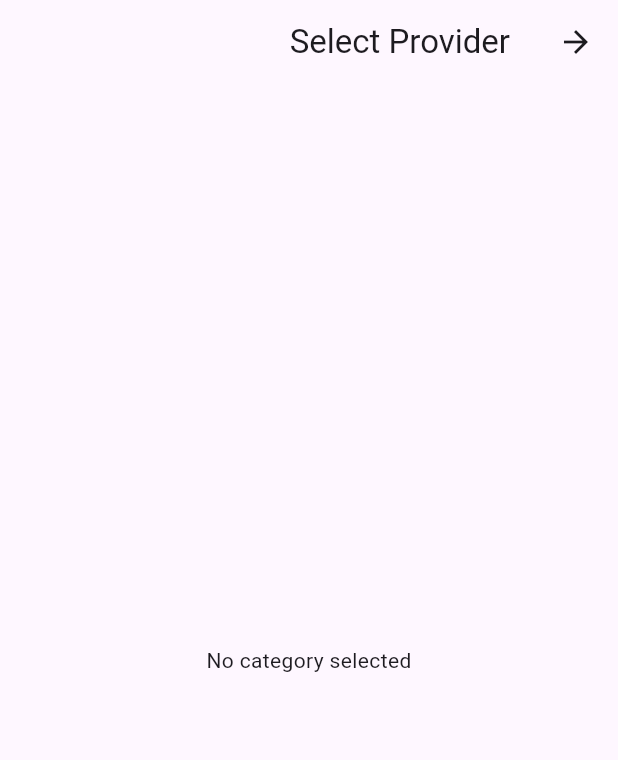
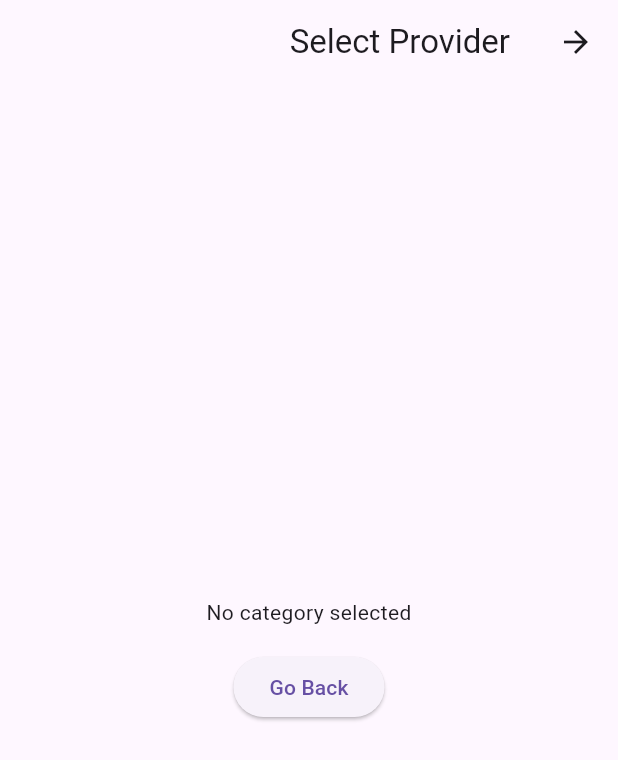
Before and after one commit to Abdullah-Arab/flutter-sms, a Flutter app: the ProviderListScreen screen opened by its route, on a phone screen of 412 x 824 dp. Shown: the top 760 px of the screen. Run offline on Flutter 3.47's test engine with Material 3 defaults, Android fonts, the phone set to English and light mode, and no system bars; our stand-ins replace auto_route, flutter_bloc, get_it, hive_flutter; accounts and stored records are empty.

Commit message:
feat: Integrate SmsCommandsCubit with BlocProvider and update dependency injection

```diff
--- a/lib/core/di/injection.dart
+++ b/lib/core/di/injection.dart
@@ -11,7 +11,7 @@ Future<void> setupInjection() async {
   getIt.registerLazySingleton<ConfigService>(() => ConfigService());
 
   // Cubits
-  getIt.registerFactory<SmsCommandsCubit>(
+  getIt.registerLazySingleton<SmsCommandsCubit>(
     () => SmsCommandsCubit(getIt<ConfigService>()),
   );
 }
--- a/lib/features/sms_commands/presentation/screens/action_list_screen.dart
+++ b/lib/features/sms_commands/presentation/screens/action_list_screen.dart
@@ -1,7 +1,6 @@
 import 'package:flutter/material.dart';
 import 'package:flutter_bloc/flutter_bloc.dart';
 import 'package:auto_route/auto_route.dart';
-import '../../../../core/di/injection.dart';
 import '../../../../core/routing/app_router.dart';
 import '../../logic/sms_commands_cubit.dart';
 import '../../logic/sms_commands_state.dart';
@@ -13,7 +12,7 @@ class ActionListScreen extends StatelessWidget {
 
   @override
   Widget build(BuildContext context) {
-    final cubit = getIt<SmsCommandsCubit>();
+    final cubit = context.read<SmsCommandsCubit>();
 
     return Scaffold(
       appBar: AppBar(title: const Text('Select Action')),
--- a/lib/features/sms_commands/presentation/screens/form_screen.dart
+++ b/lib/features/sms_commands/presentation/screens/form_screen.dart
@@ -1,7 +1,6 @@
 import 'package:flutter/material.dart';
 import 'package:flutter_bloc/flutter_bloc.dart';
 import 'package:auto_route/auto_route.dart';
-import '../../../../core/di/injection.dart';
 import '../../logic/sms_commands_cubit.dart';
 import '../../logic/sms_commands_state.dart';
 import '../widgets/dynamic_form.dart';
@@ -12,7 +11,7 @@ class FormScreen extends StatelessWidget {
 
   @override
   Widget build(BuildContext context) {
-    final cubit = getIt<SmsCommandsCubit>();
+    final cubit = context.read<SmsCommandsCubit>();
 
     return BlocBuilder<SmsCommandsCubit, SmsCommandsState>(
       bloc: cubit,
--- a/lib/features/sms_commands/presentation/screens/provider_list_screen.dart
+++ b/lib/features/sms_commands/presentation/screens/provider_list_screen.dart
@@ -1,7 +1,6 @@
 import 'package:flutter/material.dart';
 import 'package:flutter_bloc/flutter_bloc.dart';
 import 'package:auto_route/auto_route.dart';
-import '../../../../core/di/injection.dart';
 import '../../../../core/routing/app_router.dart';
 import '../../logic/sms_commands_cubit.dart';
 import '../../logic/sms_commands_state.dart';
@@ -13,14 +12,47 @@ class ProviderListScreen extends StatelessWidget {
 
   @override
   Widget build(BuildContext context) {
-    final cubit = getIt<SmsCommandsCubit>();
+    final cubit = context.read<SmsCommandsCubit>();
 
     return Scaffold(
       appBar: AppBar(title: const Text('Select Provider')),
       body: BlocBuilder<SmsCommandsCubit, SmsCommandsState>(
         bloc: cubit,
         builder: (context, state) {
-          if (state is SmsCommandsLoaded && state.selectedCategory != null) {
+          print(
+            'ProviderListScreen - Current state: ${state.runtimeType}',
+          ); // Debug print
+
+          if (state is SmsCommandsInitial) {
+            return const Center(
+              child: Text('Initial state - loading categories...'),
+            );
+          }
+
+          if (state is SmsCommandsLoading) {
+            return const Center(child: CircularProgressIndicator());
+          }
+
+          if (state is SmsCommandsLoaded) {
+            print(
+              'ProviderListScreen - Selected category: ${state.selectedCategory?.nameEn}',
+            ); // Debug print
+            if (state.selectedCategory == null) {
+              return Center(
+                child: Column(
+                  mainAxisAlignment: MainAxisAlignment.center,
+                  children: [
+                    const Text('No category selected'),
+                    const SizedBox(height: 16),
+                    ElevatedButton(
+                      onPressed: () => context.router.pop(),
+                      child: const Text('Go Back'),
+                    ),
+                  ],
+                ),
+              );
+            }
+
             return ListView.builder(
               itemCount: state.selectedCategory!.providers.length,
               itemBuilder: (context, index) {
@@ -36,7 +68,23 @@ class ProviderListScreen extends StatelessWidget {
             );
           }
 
-          return const Center(child: Text('No category selected'));
+          if (state is SmsCommandsError) {
+            return Center(
+              child: Column(
+                mainAxisAlignment: MainAxisAlignment.center,
+                children: [
+                  const Text('Error'),
+                  Text(state.message),
+                  ElevatedButton(
+                    onPressed: () => cubit.loadCategories(),
+                    child: const Text('Retry'),
+                  ),
+                ],
+              ),
+            );
+          }
+
+          return const Center(child: Text('Unknown state'));
         },
       ),
     );
--- a/lib/features/sms_commands/presentation/widgets/dynamic_form.dart
+++ b/lib/features/sms_commands/presentation/widgets/dynamic_form.dart
@@ -1,6 +1,5 @@
 import 'package:flutter/material.dart';
 import 'package:flutter_bloc/flutter_bloc.dart';
-import '../../../../core/di/injection.dart';
 import '../../logic/sms_commands_cubit.dart';
 import '../../models/input_field.dart';
 
@@ -81,7 +80,7 @@ class _DynamicFormState extends State<DynamicForm> {
             onPressed: () {
               if (_formKey.currentState!.validate()) {
                 _formKey.currentState!.save();
-                final cubit = getIt<SmsCommandsCubit>();
+                final cubit = context.read<SmsCommandsCubit>();
                 _values.forEach((key, value) {
                   cubit.updateFormValue(key, value);
                 });
```
Also changed, not shown: lib/features/sms_commands/presentation/screens/category_list_screen.dart (+7 -2 lines), lib/main.dart (+7 -1 lines).
